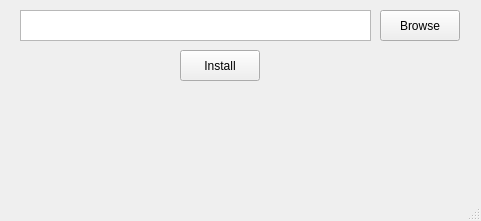
The window that windows/ui/mainwindow.ui (BiltuDas1/OneClickInstall) describes before a commit, drawn with Qt 5.
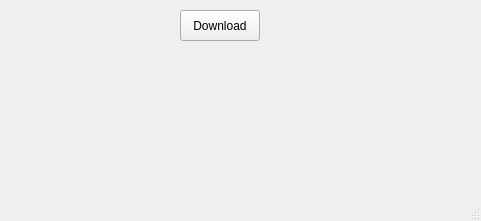
The same window after the commit.

Commit message: Added Download Feature

The edit to the form file:
```diff
--- a/windows/ui/mainwindow.ui
+++ b/windows/ui/mainwindow.ui
@@ -32,43 +32,17 @@
    <property name="enabled">
     <bool>true</bool>
    </property>
-   <widget class="QTextEdit" name="textEdit">
-    <property name="geometry">
-     <rect>
-      <x>20</x>
-      <y>10</y>
-      <width>351</width>
-      <height>31</height>
-     </rect>
-    </property>
-    <property name="readOnly">
-     <bool>true</bool>
-    </property>
-   </widget>
-   <widget class="QPushButton" name="pushButton">
-    <property name="geometry">
-     <rect>
-      <x>380</x>
-      <y>10</y>
-      <width>80</width>
-      <height>31</height>
-     </rect>
-    </property>
-    <property name="text">
-     <string>Browse</string>
-    </property>
-   </widget>
-   <widget class="QPushButton" name="installButton">
+   <widget class="QPushButton" name="downloadButton">
     <property name="geometry">
      <rect>
       <x>180</x>
-      <y>50</y>
+      <y>10</y>
       <width>80</width>
       <height>31</height>
      </rect>
     </property>
     <property name="text">
-     <string>Install</string>
+     <string>Download</string>
     </property>
    </widget>
    <widget class="QLabel" name="progressLabel">
```
The commit also changes 17 other files.
